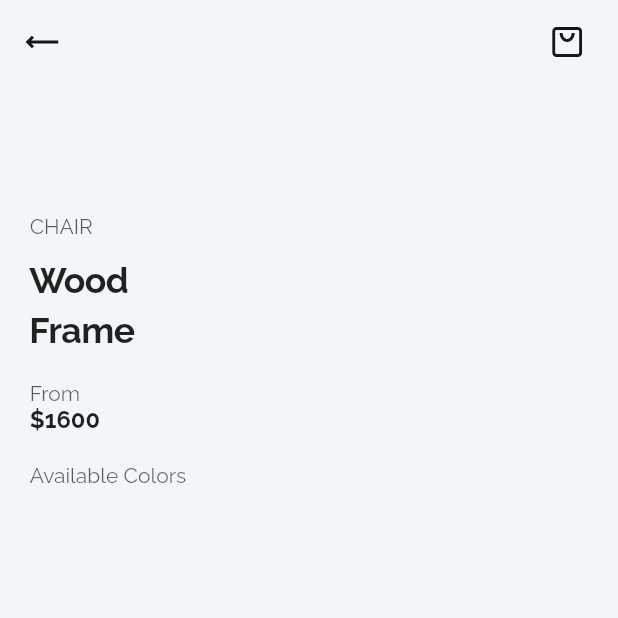
After one commit to soumyajitdas365/Furniture_App_Responsive_UI, a Flutter app: the ProductDetailsScreen screen opened directly, on a phone screen of 412 x 824 dp, the top half of it. The commit adds this screen. Run offline on Flutter 3.47's test engine with Material 2 defaults, Android fonts, the phone set to English and light mode, and no system bars; our stand-ins replace flutter_svg, google_fonts; network calls fail.

Commit message:
Added a product details screen and added some real data on that page

```diff
--- a/lib/screens/homescreen.dart
+++ b/lib/screens/homescreen.dart
@@ -9,7 +9,7 @@ import 'package:furniture_app_reponsive_ui/service/fetch_category_data.dart';
 import 'package:furniture_app_reponsive_ui/service/fetch_product_data.dart';
 import 'package:furniture_app_reponsive_ui/size_config.dart';
 import 'package:furniture_app_reponsive_ui/widgets/categories.dart';
-import 'package:furniture_app_reponsive_ui/widgets/productcard.dart';
+import 'package:furniture_app_reponsive_ui/widgets/product_card.dart';
 import 'package:furniture_app_reponsive_ui/widgets/recomendedsection.dart';
 import 'package:furniture_app_reponsive_ui/widgets/title_text.dart';
 import 'package:furniture_app_reponsive_ui/widgets/category_card_widget.dart';
@@ -83,7 +83,9 @@ class HomeScreen extends StatelessWidget {
               future: fetchProducts(),
               builder: (BuildContext context, AsyncSnapshot snapshot) {
                 return snapshot.hasData
-                    ? RecomendedSection(products: snapshot.data)
+                    ? RecomendedSection(
+                        products: snapshot.data,
+                      )
                     : Center(child: Image.asset("assets/ripple.gif"));
               },
             ),
--- /dev/null
+++ b/lib/screens/product_details_screen.dart
@@ -0,0 +1,38 @@
+// ignore_for_file: prefer_const_constructors
+
+import 'package:flutter/material.dart';
+import 'package:flutter_svg/flutter_svg.dart';
+import 'package:furniture_app_reponsive_ui/konstant.dart';
+import 'package:furniture_app_reponsive_ui/models/products.dart';
+import 'package:furniture_app_reponsive_ui/size_config.dart';
+import 'package:furniture_app_reponsive_ui/widgets/productbody.dart';
+
+class ProductDetailsScreen extends StatelessWidget {
+  const ProductDetailsScreen({Key? key, required this.product})
+      : super(key: key);
+  final Product product;
+  @override
+  Widget build(BuildContext context) {
+    return Scaffold(
+      backgroundColor: kSecondaryColor,
+      appBar: AppBar(
+        leading: IconButton(
+          icon: SvgPicture.asset("assets/icons/arrow-long-left.svg"),
+          onPressed: () {
+            Navigator.pop(context);
+          },
+        ),
+        actions: [
+          IconButton(
+            icon: SvgPicture.asset("assets/icons/bag.svg"),
+            onPressed: () {},
+          ),
+          SizedBox(
+            width: SizeConfig.defaultSize,
+          ),
+        ],
+      ),
+      body: ProductBody(product: product),
+    );
+  }
+}
--- a/lib/widgets/productcard.dart
+++ b/lib/widgets/product_card.dart
@@ -1,6 +1,7 @@
 import 'package:flutter/material.dart';
 import 'package:furniture_app_reponsive_ui/konstant.dart';
 import 'package:furniture_app_reponsive_ui/models/products.dart';
+import 'package:furniture_app_reponsive_ui/screens/product_details_screen.dart';
 import 'package:furniture_app_reponsive_ui/size_config.dart';
 import 'package:furniture_app_reponsive_ui/widgets/title_text.dart';
 
@@ -8,18 +9,25 @@ class ProductCard extends StatelessWidget {
   const ProductCard({
     Key? key,
     required this.product,
-    required this.onpress,
   }) : super(key: key);
 
   final Product product;
-  final Function onpress;
 
   @override
   Widget build(BuildContext context) {
     SizeConfig().init(context);
     var defaultSize = SizeConfig.defaultSize;
     return GestureDetector(
-      onTap: onpress(),
+      onTap: () {
+        Navigator.push(
+          context,
+          MaterialPageRoute(
+            builder: (context) => ProductDetailsScreen(
+              product: product,
+            ),
+          ),
+        );
+      },
       child: Container(
         margin: EdgeInsets.all(defaultSize! * 2),
         width: defaultSize * 17,
--- /dev/null
+++ b/lib/widgets/productbody.dart
@@ -0,0 +1,82 @@
+// ignore_for_file: sized_box_for_whitespace, prefer_const_literals_to_create_immutables, prefer_const_constructors
+
+import 'package:flutter/material.dart';
+import 'package:furniture_app_reponsive_ui/konstant.dart';
+import 'package:furniture_app_reponsive_ui/models/products.dart';
+import 'package:furniture_app_reponsive_ui/size_config.dart';
+
+class ProductBody extends StatelessWidget {
+  ProductBody({
+    Key? key,
+    required this.product,
+  }) : super(key: key);
+
+  final Product product;
+
+  @override
+  Widget build(BuildContext context) {
+    TextStyle lighttext = TextStyle(color: kTextColor.withOpacity(0.7));
+    var defaultSize = SizeConfig.defaultSize;
+    return SafeArea(
+      child: SingleChildScrollView(
+        child: Column(
+          children: [
+            Container(
+              height: defaultSize! * 37,
+              width: defaultSize * 15,
+              padding: EdgeInsets.symmetric(horizontal: defaultSize * 2),
+              child: Column(
+                crossAxisAlignment: CrossAxisAlignment.start,
+                mainAxisAlignment: MainAxisAlignment.center,
+                children: [
+                  Text(
+                    product.category.toUpperCase(),
+                    style: lighttext,
+                  ),
+                  SizedBox(
+                    height: defaultSize,
+                  ),
+                  Text(
+                    product.title,
+                    style: TextStyle(
+                      fontSize: defaultSize * 2.4,
+                      fontWeight: FontWeight.bold,
+                      height: 1.4,
+                      letterSpacing: -0.4,
+                    ),
+                  ),
+                  SizedBox(
+                    height: defaultSize * 2,
+                  ),
+                  Text(
+                    "From",
+                    style: lighttext,
+                  ),
+                  Text(
+                    "\$${product.price}",
+                    style: TextStyle(
+                        fontSize: defaultSize * 1.6,
+                        fontWeight: FontWeight.bold),
+                  ),
+                  SizedBox(
+                    height: defaultSize * 2,
+                  ),
+                  Text(
+                    "Available Colors",
+                    style: lighttext,
+                  ),
+                  SizedBox(
+                    height: defaultSize,
+                  ),
+                  Row(
+                    children: [],
+                  )
+                ],
+              ),
+            )
+          ],
+        ),
+      ),
+    );
+  }
+}
--- a/lib/widgets/recomendedsection.dart
+++ b/lib/widgets/recomendedsection.dart
@@ -1,7 +1,10 @@
+// ignore_for_file: prefer_const_constructors, unused_local_variable
+
 import 'package:flutter/material.dart';
 import 'package:furniture_app_reponsive_ui/models/products.dart';
+import 'package:furniture_app_reponsive_ui/screens/product_details_screen.dart';
 import 'package:furniture_app_reponsive_ui/size_config.dart';
-import 'package:furniture_app_reponsive_ui/widgets/productcard.dart';
+import 'package:furniture_app_reponsive_ui/widgets/product_card.dart';
 
 class RecomendedSection extends StatelessWidget {
   const RecomendedSection({
@@ -14,7 +17,7 @@ class RecomendedSection extends StatelessWidget {
   @override
   Widget build(BuildContext context) {
     SizeConfig().init(context);
-    var defaultSize = SizeConfig.defaultSize;
+
     return GridView.builder(
       physics: NeverScrollableScrollPhysics(),
       shrinkWrap: true,
@@ -25,8 +28,9 @@ class RecomendedSection extends StatelessWidget {
         crossAxisSpacing: 5,
       ),
       itemCount: products.length,
-      itemBuilder: (BuildContext context, int index) =>
-          ProductCard(product: products[index], onpress: () {}),
+      itemBuilder: (context, index) => ProductCard(
+        product: products[index],
+      ),
     );
   }
 }
```
